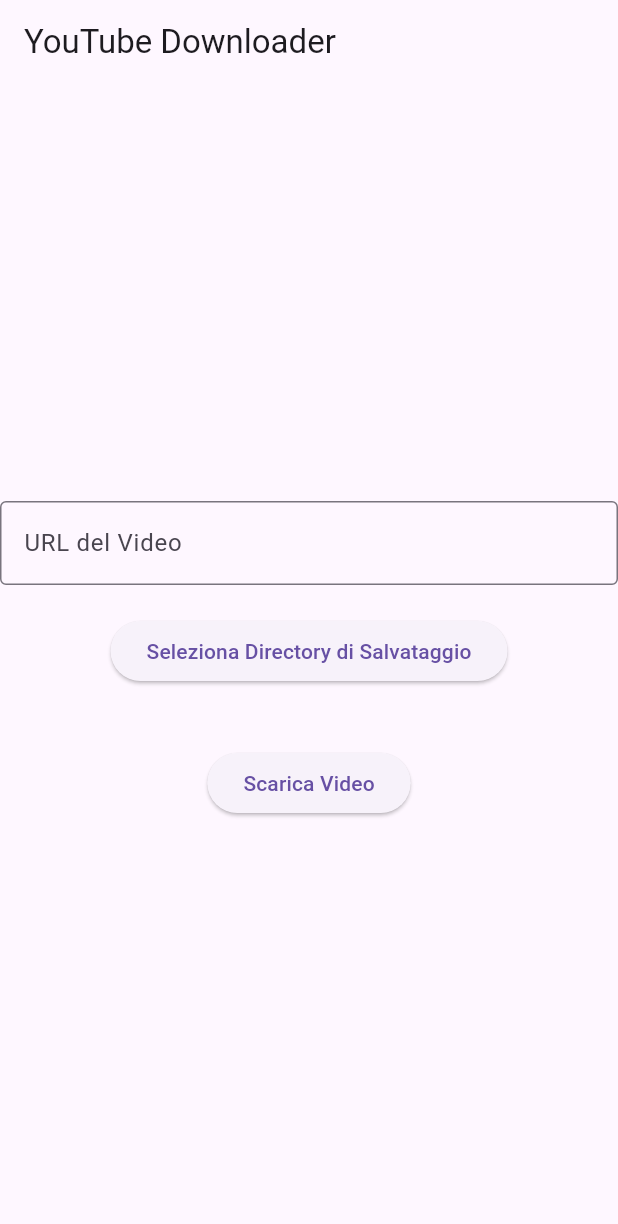
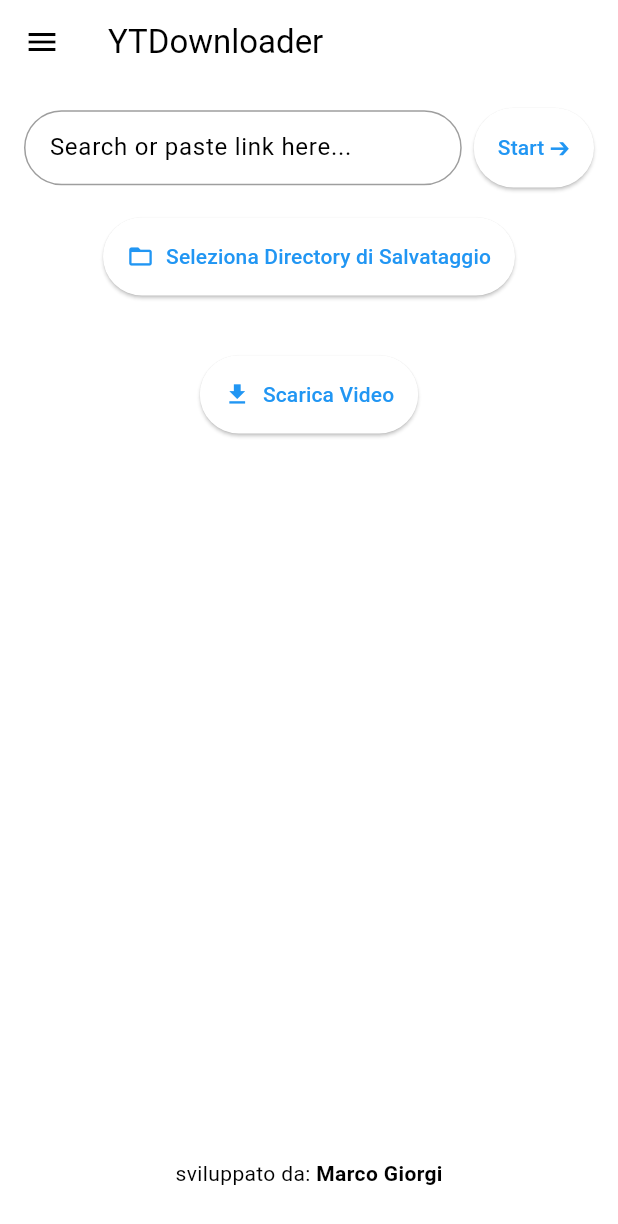
Before and after one commit to JollyFermi/YTD-android, a Flutter app: the screen it shows after launch, on a phone screen of 412 x 824 dp. Shown: the top 1224 px of the screen. Run offline on Flutter 3.47's test engine with Material 3 defaults, Android fonts, the light colour scheme and no system bars; our stand-ins replace file_picker; missing offline and left inert: youtube_explode_dart.

Commit message:
graphic update

```diff
--- a/lib/main.dart
+++ b/lib/main.dart
@@ -1,4 +1,5 @@
 import 'dart:io';
+import 'dart:async';
 import 'package:flutter/material.dart';
 import 'package:youtube_explode_dart/youtube_explode_dart.dart';
 import 'package:file_picker/file_picker.dart';
@@ -12,10 +13,14 @@
   @override
   Widget build(BuildContext context) {
     return MaterialApp(
-      title: 'YouTube Downloader',
+      title: 'YTDownloader',
       theme: ThemeData(
+        colorScheme: ColorScheme.fromSwatch(
           primarySwatch: Colors.blue,
-        visualDensity: VisualDensity.adaptivePlatformDensity,
+        ).copyWith(
+          secondary: Colors.teal,
+        ),
+        useMaterial3: true,
       ),
       home: VideoDownloaderScreen(),
     );
@@ -30,8 +35,15 @@
 class _VideoDownloaderScreenState extends State<VideoDownloaderScreen> {
   String _videoUrl = '';
   String? _selectedDirectory;
+  List<DownloadTask> _downloadTasks = [];
   bool _isDownloading = false;
-  String _progress = '';
+  final StreamController<List<DownloadTask>> _downloadController = StreamController.broadcast();
+
+  @override
+  void dispose() {
+    _downloadController.close();
+    super.dispose();
+  }
 
   Future<void> _downloadVideo() async {
     final url = _videoUrl.trim();
@@ -43,11 +55,11 @@
 
     final yt = YoutubeExplode();
 
-    try {
     setState(() {
       _isDownloading = true;
     });
 
+    try {
       var video = await yt.videos.get(url);
       var manifest = await yt.videos.streamsClient.getManifest(video.id);
       var streamInfo = manifest.muxed.withHighestBitrate();
@@ -55,29 +67,37 @@
 
       if (_selectedDirectory == null) {
         _showErrorDialog('Errore', 'Seleziona una directory di destinazione');
+        setState(() {
+          _isDownloading = false;
+        });
         return;
       }
 
-      // Aggiungi un timestamp al nome del file per renderlo univoco
       final timestamp = DateFormat('yyyyMMdd_HHmmss').format(DateTime.now());
       final filePath = '$_selectedDirectory/${video.title}_$timestamp.mp4';
-      final file = File(filePath);
-      var fileStream = file.openWrite();
+      final tempFilePath = '$_selectedDirectory/${video.title}_$timestamp.tmp';
+      final tempFile = File(tempFilePath);
+      var fileStream = tempFile.openWrite();
 
       var totalBytes = streamInfo.size.totalBytes;
       var downloadedBytes = 0;
+
+      final task = DownloadTask(video.title, totalBytes);
+      _downloadTasks.add(task);
+      _downloadController.add(_downloadTasks);
 
       await for (var data in stream) {
         downloadedBytes += data.length;
         fileStream.add(data);
 
-        setState(() {
-          _progress = ((downloadedBytes / totalBytes) * 100).toStringAsFixed(2) + '%';
-        });
+        task.progress = (downloadedBytes / totalBytes) * 100;
+        _downloadController.add(_downloadTasks);
       }
 
       await fileStream.flush();
       await fileStream.close();
+
+      await tempFile.rename(filePath);
 
       _showConfirmationDialog('Download Completato', 'Il video è stato salvato correttamente');
     } catch (e) {
@@ -86,7 +106,6 @@
       yt.close();
       setState(() {
         _isDownloading = false;
-        _progress = '';
       });
     }
   }
@@ -140,32 +159,109 @@
     }
   }
 
+  void _clearDownloadHistory() {
+    setState(() {
+      _downloadTasks.clear();
+    });
+    _downloadController.add(_downloadTasks);
+  }
+
+  void _navigateToDownloads() {
+    Navigator.push(
+      context,
+      MaterialPageRoute(
+        builder: (context) => DownloadScreen(
+          downloadController: _downloadController,
+          clearHistoryCallback: _clearDownloadHistory,
+        ),
+      ),
+    );
+  }
+
   @override
   Widget build(BuildContext context) {
+    final ButtonStyle buttonStyle = ElevatedButton.styleFrom(
+      backgroundColor: Colors.white, // colore di sfondo bianco
+      foregroundColor: Colors.blue, // colore del testo azzurro
+      padding: EdgeInsets.symmetric(horizontal: 16.0, vertical: 16.0),
+      shape: RoundedRectangleBorder(
+        borderRadius: BorderRadius.circular(30.0),
+      ),
+    );
+
     return Scaffold(
       appBar: AppBar(
-        title: Text('YouTube Downloader'),
+        title: Text('YTDownloader'),
+      ),
+      drawer: Drawer(
+        child: ListView(
+          children: <Widget>[
+            Container(
+              padding: EdgeInsets.symmetric(vertical: 20),
+              child: Column(
+                children: [
+                  ListTile(
+                    leading: Icon(Icons.menu),
+                    title: Text('Menu'),
+                  ),
+                  Divider(),
+                ],
+              ),
+            ),
+            ListTile(
+              title: Text('Download'),
+              onTap: () {
+                Navigator.pop(context);
+                _navigateToDownloads();
+              },
+              leading: Icon(Icons.download),
+            ),
+          ],
+        ),
       ),
       body: Center(
+        child: Padding(
+          padding: const EdgeInsets.all(16.0),
           child: Column(
             mainAxisAlignment: MainAxisAlignment.center,
             children: <Widget>[
-            TextField(
+              Row(
+                children: [
+                  Expanded(
+                    child: Container(
+                      padding: EdgeInsets.symmetric(horizontal: 16.0),
+                      decoration: BoxDecoration(
+                        color: Colors.white,
+                        borderRadius: BorderRadius.circular(30.0),
+                        border: Border.all(color: Colors.grey),
+                      ),
+                      child: TextField(
                         onChanged: (value) {
                           setState(() {
                             _videoUrl = value;
                           });
                         },
                         decoration: InputDecoration(
-                labelText: 'URL del Video',
-                hintText: 'Inserisci l\'URL del video da scaricare',
-                border: OutlineInputBorder(),
+                          border: InputBorder.none,
+                          hintText: 'Search or paste link here...',
                         ),
                       ),
+                    ),
+                  ),
+                  SizedBox(width: 8),
+                  ElevatedButton(
+                    onPressed: _downloadVideo,
+                    style: buttonStyle,
+                    child: Text('Start ➔'),
+                  ),
+                ],
+              ),
               SizedBox(height: 20),
-            ElevatedButton(
+              ElevatedButton.icon(
                 onPressed: _selectDirectory,
-              child: Text('Seleziona Directory di Salvataggio'),
+                style: buttonStyle,
+                icon: Icon(Icons.folder_open),
+                label: Text('Seleziona Directory di Salvataggio'),
               ),
               SizedBox(height: 20),
               _selectedDirectory != null
@@ -173,20 +269,83 @@
                   : SizedBox.shrink(),
               SizedBox(height: 20),
               _isDownloading
-                ? Column(
+                  ? CircularProgressIndicator()
+                  : ElevatedButton.icon(
+                onPressed: _downloadVideo,
+                style: buttonStyle,
+                icon: Icon(Icons.download),
+                label: Text('Scarica Video'),
+              ),
+              Spacer(),
+              Text.rich(
+                TextSpan(
+                  text: 'sviluppato da: ',
                   children: [
-                CircularProgressIndicator(),
-                SizedBox(height: 10),
-                Text('Download in corso: $_progress'),
-              ],
-            )
-                : ElevatedButton(
-              onPressed: _downloadVideo,
-              child: Text('Scarica Video'),
+                    TextSpan(
+                      text: 'Marco Giorgi',
+                      style: TextStyle(fontWeight: FontWeight.bold),
                     ),
                   ],
+                ),
+              ),
+              SizedBox(height: 16), // Padding to separate the text from the bottom
+            ],
+          ),
         ),
       ),
     );
   }
 }
+
+class DownloadScreen extends StatelessWidget {
+  final StreamController<List<DownloadTask>> downloadController;
+  final VoidCallback clearHistoryCallback;
+
+  DownloadScreen({required this.downloadController, required this.clearHistoryCallback});
+
+  @override
+  Widget build(BuildContext context) {
+    return Scaffold(
+      appBar: AppBar(
+        title: Text('Downloads in corso'),
+      ),
+      body: Column(
+        children: [
+          Expanded(
+            child: StreamBuilder<List<DownloadTask>>(
+              stream: downloadController.stream,
+              initialData: [],
+              builder: (context, snapshot) {
+                var downloadTasks = snapshot.data ?? [];
+                return ListView.builder(
+                  itemCount: downloadTasks.length,
+                  itemBuilder: (context, index) {
+                    var task = downloadTasks[index];
+                    return ListTile(
+                      title: Text(task.title),
+                      subtitle: LinearProgressIndicator(
+                        value: task.progress / 100,
+                      ),
+                    );
+                  },
+                );
+              },
+            ),
+          ),
+          ElevatedButton(
+            onPressed: clearHistoryCallback,
+            child: Text('Pulisci History Download'),
+          ),
+        ],
+      ),
+    );
+  }
+}
+
+class DownloadTask {
+  final String title;
+  final int totalBytes;
+  double progress;
+
+  DownloadTask(this.title, this.totalBytes) : progress = 0;
+}
--- a/pubspec.yaml
+++ b/pubspec.yaml
@@ -12,9 +12,11 @@
   file_picker: ^4.0.0
   path_provider: ^2.0.5
 
+
 dev_dependencies:
   flutter_test:
     sdk: flutter
   intl: ^0.17.0
 flutter:
   uses-material-design: true
+flutter_typeahead: ^3.1.1
```
Also changed, not shown: 6 other files. Lines whose indentation alone changed are shown as unchanged.
